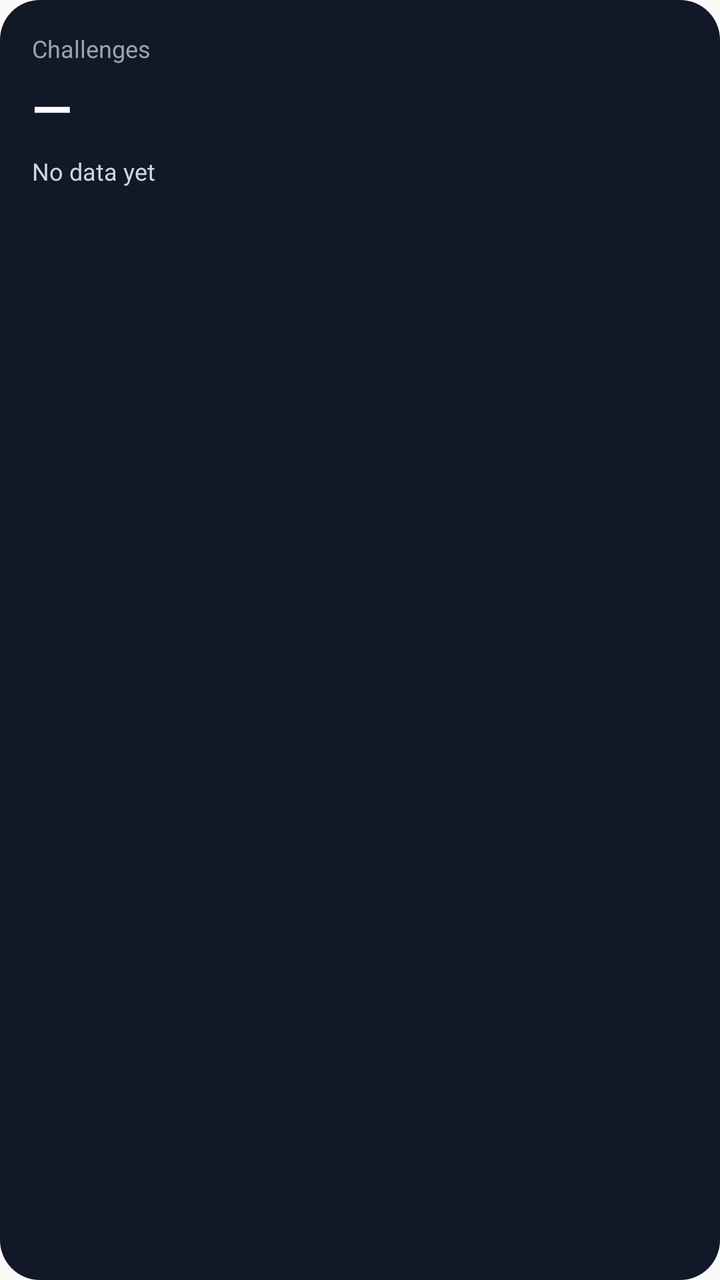
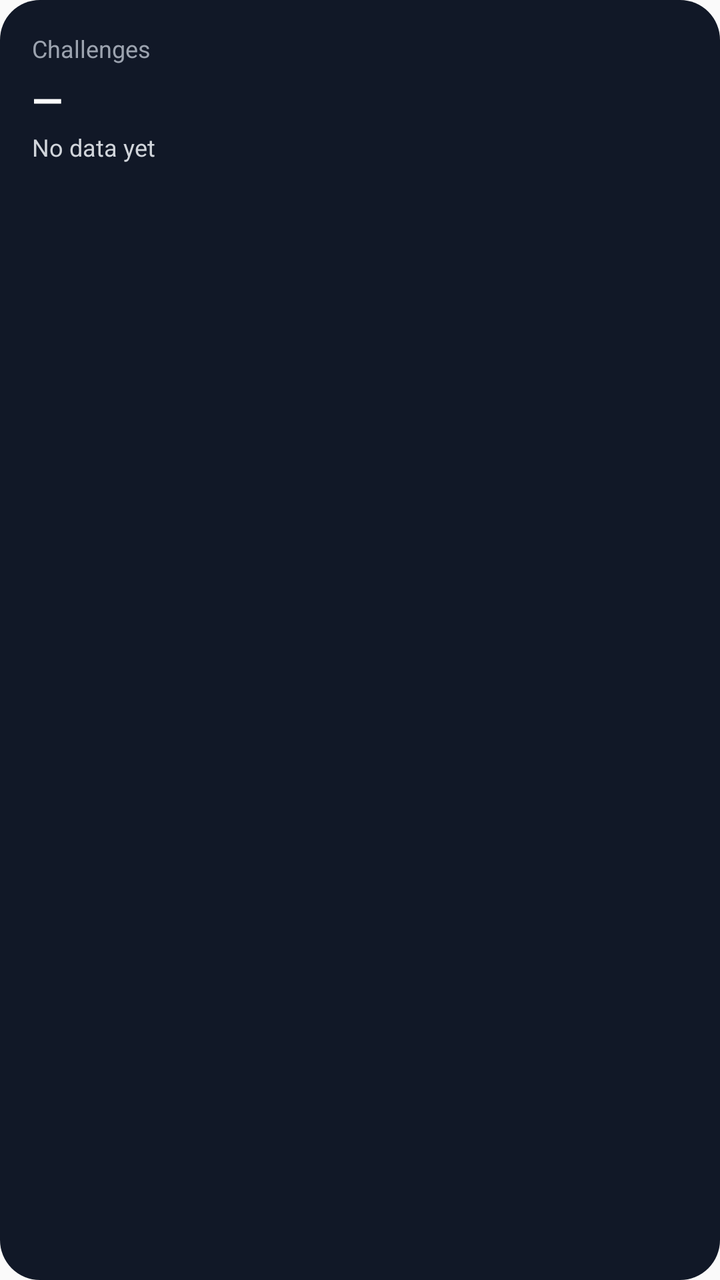

Before-and-after screenshots of an Android layout around one commit, followed by the original layout XML and the change that was made.
<!-- AndroidManifest.xml: application theme Theme.GymSuitApp -->
<!-- res/layout/widget_challenges.xml -->
<?xml version="1.0" encoding="utf-8"?>
<LinearLayout xmlns:android="http://schemas.android.com/apk/res/android"
    android:id="@+id/widget_root"
    android:layout_width="match_parent"
    android:layout_height="match_parent"
    android:background="@drawable/widget_background"
    android:orientation="vertical"
    android:padding="16dp">

    <TextView
        android:id="@+id/widget_title"
        android:layout_width="wrap_content"
        android:layout_height="wrap_content"
        android:text="Challenges"
        android:textColor="#9CA3AF"
        android:textSize="12sp" />

    <TextView
        android:id="@+id/widget_value"
        android:layout_width="wrap_content"
        android:layout_height="wrap_content"
        android:layout_marginTop="4dp"
        android:text="—"
        android:textColor="#FFFFFF"
        android:textSize="26sp"
        android:textStyle="bold" />

    <TextView
        android:id="@+id/widget_subtitle"
        android:layout_width="wrap_content"
        android:layout_height="wrap_content"
        android:layout_marginTop="6dp"
        android:text="No data yet"
        android:textColor="#D1D5DB"
        android:textSize="12sp" />
</LinearLayout>
<!-- resources referenced by this layout -->
<resources>
  <!-- drawable widget_background (drawable) -->
  <?xml version="1.0" encoding="utf-8"?>
  <shape xmlns:android="http://schemas.android.com/apk/res/android"
      android:shape="rectangle">
      <solid android:color="#111827" />
      <corners android:radius="20dp" />
  </shape>
  <style name="Theme.GymSuitApp" parent="android:Theme.Material.Light.NoActionBar" />
</resources>

<!-- the commit's change to res/layout/widget_challenges.xml (unified diff, before → after) -->
@@ -20,17 +20,94 @@
         android:layout_width="wrap_content"
         android:layout_height="wrap_content"
         android:layout_marginTop="4dp"
+        android:ellipsize="end"
+        android:maxLines="1"
         android:text="—"
         android:textColor="#FFFFFF"
-        android:textSize="26sp"
+        android:textSize="20sp"
         android:textStyle="bold" />
 
     <TextView
         android:id="@+id/widget_subtitle"
         android:layout_width="wrap_content"
         android:layout_height="wrap_content"
-        android:layout_marginTop="6dp"
+        android:layout_marginTop="2dp"
         android:text="No data yet"
         android:textColor="#D1D5DB"
         android:textSize="12sp" />
+
+    <LinearLayout
+        android:id="@+id/member_row_1"
+        android:layout_width="match_parent"
+        android:layout_height="wrap_content"
+        android:layout_marginTop="10dp"
+        android:orientation="horizontal">
+
+        <TextView
+            android:id="@+id/member_name_1"
+            android:layout_width="0dp"
+            android:layout_height="wrap_content"
+            android:layout_weight="1"
+            android:ellipsize="end"
+            android:maxLines="1"
+            android:textColor="#FFFFFF"
+            android:textSize="13sp" />
+
+        <TextView
+            android:id="@+id/member_progress_1"
+            android:layout_width="wrap_content"
+            android:layout_height="wrap_content"
+            android:textColor="#93C5FD"
+            android:textSize="13sp" />
+    </LinearLayout>
+
+    <LinearLayout
+        android:id="@+id/member_row_2"
+        android:layout_width="match_parent"
+        android:layout_height="wrap_content"
+        android:layout_marginTop="4dp"
+        android:orientation="horizontal">
+
+        <TextView
+            android:id="@+id/member_name_2"
+            android:layout_width="0dp"
+            android:layout_height="wrap_content"
+            android:layout_weight="1"
+            android:ellipsize="end"
+            android:maxLines="1"
+            android:textColor="#FFFFFF"
+            android:textSize="13sp" />
+
+        <TextView
+            android:id="@+id/member_progress_2"
+            android:layout_width="wrap_content"
+            android:layout_height="wrap_content"
+            android:textColor="#93C5FD"
+            android:textSize="13sp" />
+    </LinearLayout>
+
+    <LinearLayout
+        android:id="@+id/member_row_3"
+        android:layout_width="match_parent"
+        android:layout_height="wrap_content"
+        android:layout_marginTop="4dp"
+        android:orientation="horizontal">
+
+        <TextView
+            android:id="@+id/member_name_3"
+            android:layout_width="0dp"
+            android:layout_height="wrap_content"
+            android:layout_weight="1"
+            android:ellipsize="end"
+            android:maxLines="1"
+            android:textColor="#FFFFFF"
+            android:textSize="13sp" />
+
+        <TextView
+            android:id="@+id/member_progress_3"
+            android:layout_width="wrap_content"
+            android:layout_height="wrap_content"
+            android:textColor="#93C5FD"
+            android:textSize="13sp" />
+    </LinearLayout>
 </LinearLayout>
